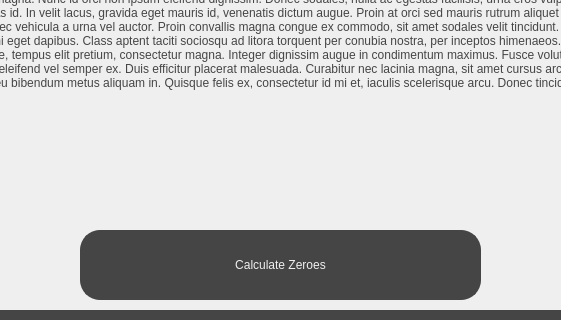
Old version of the form src/ui/investigation_screens/zeroes.ui in the repository jackm245/Riemann-Hypothesis; both pictures show x 400 to 961 and y 400 to 720 of the 1340 by 720 pixel window.
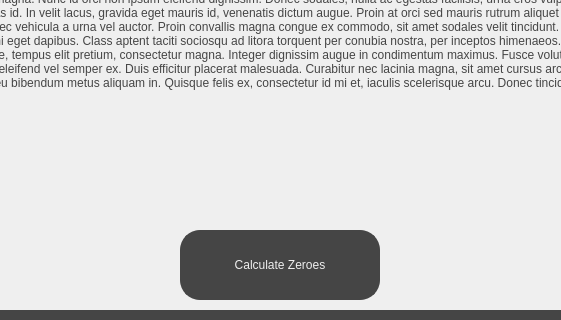
New version of the form.

The edit to the form file:
```diff
--- a/src/ui/investigation_screens/zeroes.ui
+++ b/src/ui/investigation_screens/zeroes.ui
@@ -254,9 +254,9 @@
     <widget class="QPushButton" name="CalculateButton">
      <property name="geometry">
       <rect>
-       <x>470</x>
+       <x>570</x>
        <y>460</y>
-       <width>401</width>
+       <width>200</width>
        <height>70</height>
       </rect>
      </property>
```
Left out of the diff: 14 changed lines with no effect on the pictures.
